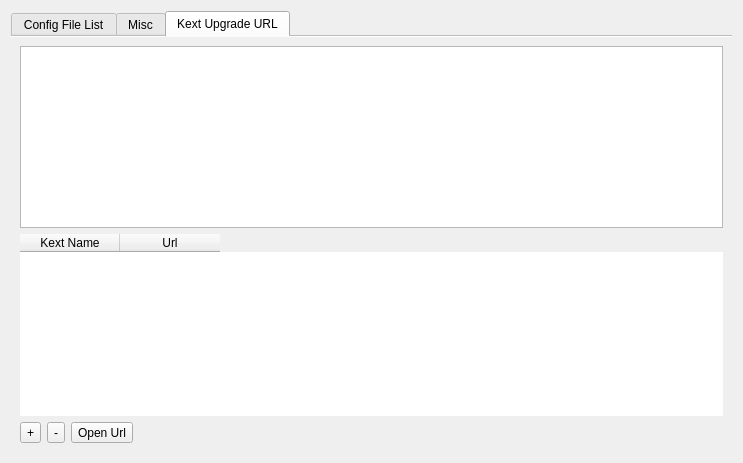
Before: the Qt Designer form dlgdatabase.ui in ic005k/OCAuxiliaryTools, drawn with Qt 5.
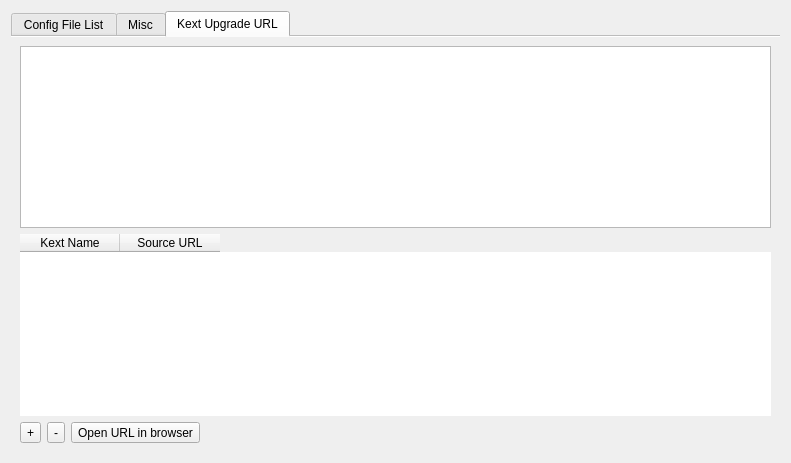
After: the same form once the commit is applied. The open tabs and pages were chosen to show the change. Icons and pictures are not drawn.

The edit to the form file:
```diff
--- a/dlgdatabase.ui
+++ b/dlgdatabase.ui
@@ -6,7 +6,7 @@
    <rect>
     <x>0</x>
     <y>0</y>
-    <width>743</width>
+    <width>791</width>
     <height>463</height>
    </rect>
   </property>
@@ -407,7 +407,7 @@
          </column>
          <column>
           <property name="text">
-           <string>Url</string>
+           <string>Source URL</string>
           </property>
          </column>
         </widget>
@@ -422,7 +422,7 @@
        <item row="2" column="2">
         <widget class="QToolButton" name="btnOpenUrl">
          <property name="text">
-          <string>Open Url</string>
+          <string>Open URL in browser</string>
          </property>
         </widget>
        </item>
```
Left out of the diff: 2 changed lines with no effect on the pictures.
